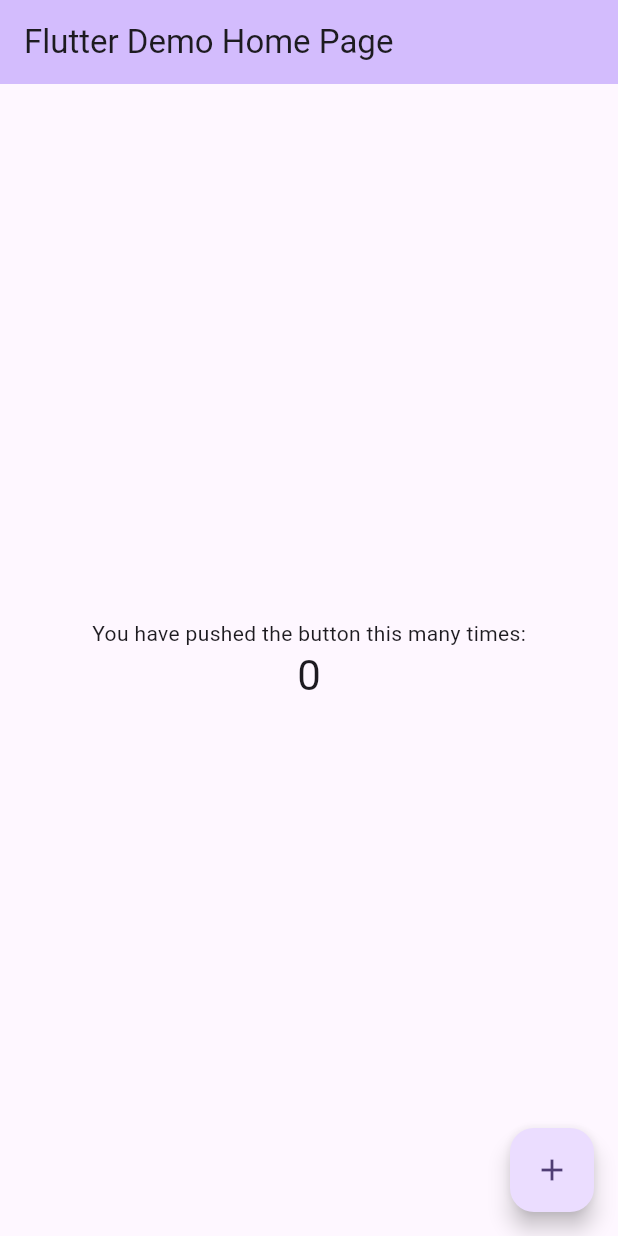
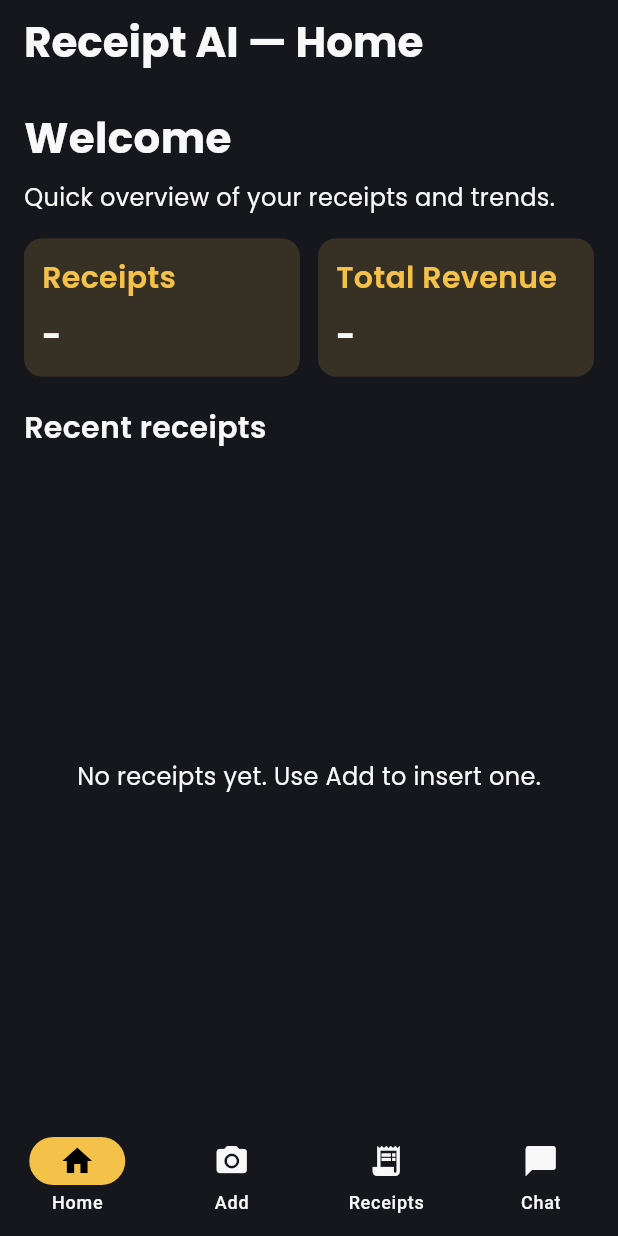
Before and after one commit to pedrotura/ReceiptApp, a Flutter app: the screen it shows after launch, on a phone screen of 412 x 824 dp. Run offline on Flutter 3.47's test engine with Material 3 defaults, Android fonts, the phone set to English and light mode, and no system bars; our stand-ins replace google_fonts.

Commit message:
Construindo layout básico do app

```diff
--- /dev/null
+++ b/lib/common/utils.dart
@@ -0,0 +1,75 @@
+import 'package:flutter/material.dart';
+import 'package:google_fonts/google_fonts.dart';
+
+// App color scheme
+const brandYellowColor = Color(0xFFF5C249);
+const brandDarkColor = Color(0xFF16171D);
+const baseWhiteColor = Color(0xFFF8F8F8);
+const baseGrayColor = Color(0xFFA7AEBF);
+const baseBlackColor = Color(0xFF21242D);
+
+// Text styles
+final titleStyle = GoogleFonts.poppins(
+  color: baseWhiteColor,
+  fontSize: 28.0,
+  fontWeight: FontWeight.bold,
+);
+
+final subtitleStyle = GoogleFonts.poppins(
+  color: baseWhiteColor,
+  fontSize: 20.0,
+  fontWeight: FontWeight.w600,
+);
+
+final bodyStyle = GoogleFonts.poppins(
+  color: baseWhiteColor,
+  fontSize: 16.0,
+  fontWeight: FontWeight.normal,
+);
+
+final buttonStyle = GoogleFonts.poppins(
+  color: brandDarkColor,
+  fontSize: 16.0,
+  fontWeight: FontWeight.bold,
+);
+
+// App dark theme
+final darkTheme = ThemeData(
+  brightness: Brightness.dark,
+  scaffoldBackgroundColor: brandDarkColor,
+  colorScheme: ColorScheme.dark(
+    primary: brandYellowColor,
+    secondary: baseGrayColor,
+    surface: baseBlackColor,
+    onPrimary: brandDarkColor,
+    onSurface: baseWhiteColor,
+  ),
+  textTheme: TextTheme(
+    displayLarge: titleStyle,
+    headlineMedium: subtitleStyle,
+    bodyMedium: bodyStyle,
+    labelLarge: buttonStyle,
+  ),
+  appBarTheme: AppBarTheme(
+    backgroundColor: brandDarkColor,
+    foregroundColor: baseWhiteColor,
+    titleTextStyle: titleStyle,
+    iconTheme: const IconThemeData(color: baseWhiteColor),
+  ),
+  elevatedButtonTheme: ElevatedButtonThemeData(
+    style: ElevatedButton.styleFrom(
+      backgroundColor: brandYellowColor,
+      foregroundColor: brandDarkColor,
+      textStyle: buttonStyle,
+      shape: RoundedRectangleBorder(borderRadius: BorderRadius.circular(12)),
+    ),
+  ),
+  inputDecorationTheme: InputDecorationTheme(
+    filled: true,
+    fillColor: baseBlackColor,
+    border: OutlineInputBorder(borderRadius: BorderRadius.circular(10)),
+    hintStyle: bodyStyle.copyWith(color: baseGrayColor),
+    labelStyle: bodyStyle,
+  ),
+  iconTheme: const IconThemeData(color: brandYellowColor),
+);
--- a/lib/main.dart
+++ b/lib/main.dart
@@ -1,4 +1,9 @@
 import 'package:flutter/material.dart';
+import 'common/utils.dart';
+import 'pages/home_page.dart';
+import 'pages/add_receipt_page.dart';
+import 'pages/receipts_page.dart';
+import 'pages/chatbot_page.dart';
 
 void main() {
   runApp(const MyApp());
@@ -7,116 +12,52 @@ void main() {
 class MyApp extends StatelessWidget {
   const MyApp({super.key});
 
-  // This widget is the root of your application.
   @override
   Widget build(BuildContext context) {
     return MaterialApp(
-      title: 'Flutter Demo',
-      theme: ThemeData(
-        // This is the theme of your application.
-        //
-        // TRY THIS: Try running your application with "flutter run". You'll see
-        // the application has a purple toolbar. Then, without quitting the app,
-        // try changing the seedColor in the colorScheme below to Colors.green
-        // and then invoke "hot reload" (save your changes or press the "hot
-        // reload" button in a Flutter-supported IDE, or press "r" if you used
-        // the command line to start the app).
-        //
-        // Notice that the counter didn't reset back to zero; the application
-        // state is not lost during the reload. To reset the state, use hot
-        // restart instead.
-        //
-        // This works for code too, not just values: Most code changes can be
-        // tested with just a hot reload.
-        colorScheme: ColorScheme.fromSeed(seedColor: Colors.deepPurple),
-      ),
-      home: const MyHomePage(title: 'Flutter Demo Home Page'),
+      title: 'Receipt AI',
+      theme: darkTheme,
+      home: const ReceiptAppRoot(),
+      debugShowCheckedModeBanner: false,
     );
   }
 }
 
-class MyHomePage extends StatefulWidget {
-  const MyHomePage({super.key, required this.title});
-
-  // This widget is the home page of your application. It is stateful, meaning
-  // that it has a State object (defined below) that contains fields that affect
-  // how it looks.
-
-  // This class is the configuration for the state. It holds the values (in this
-  // case the title) provided by the parent (in this case the App widget) and
-  // used by the build method of the State. Fields in a Widget subclass are
-  // always marked "final".
-
-  final String title;
+class ReceiptAppRoot extends StatefulWidget {
+  const ReceiptAppRoot({super.key});
 
   @override
-  State<MyHomePage> createState() => _MyHomePageState();
+  State<ReceiptAppRoot> createState() => _ReceiptAppRootState();
 }
 
-class _MyHomePageState extends State<MyHomePage> {
-  int _counter = 0;
+class _ReceiptAppRootState extends State<ReceiptAppRoot> {
+  int _selectedIndex = 0;
 
-  void _incrementCounter() {
-    setState(() {
-      // This call to setState tells the Flutter framework that something has
-      // changed in this State, which causes it to rerun the build method below
-      // so that the display can reflect the updated values. If we changed
-      // _counter without calling setState(), then the build method would not be
-      // called again, and so nothing would appear to happen.
-      _counter++;
-    });
-  }
+  void _onTabSelected(int index) => setState(() => _selectedIndex = index);
 
   @override
   Widget build(BuildContext context) {
-    // This method is rerun every time setState is called, for instance as done
-    // by the _incrementCounter method above.
-    //
-    // The Flutter framework has been optimized to make rerunning build methods
-    // fast, so that you can just rebuild anything that needs updating rather
-    // than having to individually change instances of widgets.
+    final pages = <Widget>[
+      const HomePage(),
+      const AddReceiptPage(),
+      const ReceiptsPage(),
+      const ChatbotPage(),
+    ];
+
     return Scaffold(
-      appBar: AppBar(
-        // TRY THIS: Try changing the color here to a specific color (to
-        // Colors.amber, perhaps?) and trigger a hot reload to see the AppBar
-        // change color while the other colors stay the same.
-        backgroundColor: Theme.of(context).colorScheme.inversePrimary,
-        // Here we take the value from the MyHomePage object that was created by
-        // the App.build method, and use it to set our appbar title.
-        title: Text(widget.title),
+      body: SafeArea(child: pages[_selectedIndex]),
+      bottomNavigationBar: NavigationBar(
+        backgroundColor: brandDarkColor,
+        indicatorColor: brandYellowColor,
+        selectedIndex: _selectedIndex,
+        onDestinationSelected: _onTabSelected,
+        destinations: const [
+          NavigationDestination(icon: Icon(Icons.home), label: 'Home'),
+          NavigationDestination(icon: Icon(Icons.camera_alt), label: 'Add'),
+          NavigationDestination(icon: Icon(Icons.receipt_long), label: 'Receipts'),
+          NavigationDestination(icon: Icon(Icons.chat_bubble), label: 'Chat'),
+        ],
       ),
-      body: Center(
-        // Center is a layout widget. It takes a single child and positions it
-        // in the middle of the parent.
-        child: Column(
-          // Column is also a layout widget. It takes a list of children and
-          // arranges them vertically. By default, it sizes itself to fit its
-          // children horizontally, and tries to be as tall as its parent.
-          //
-          // Column has various properties to control how it sizes itself and
-          // how it positions its children. Here we use mainAxisAlignment to
-          // center the children vertically; the main axis here is the vertical
-          // axis because Columns are vertical (the cross axis would be
-          // horizontal).
-          //
-          // TRY THIS: Invoke "debug painting" (choose the "Toggle Debug Paint"
-          // action in the IDE, or press "p" in the console), to see the
-          // wireframe for each widget.
-          mainAxisAlignment: MainAxisAlignment.center,
-          children: <Widget>[
-            const Text('You have pushed the button this many times:'),
-            Text(
-              '$_counter',
-              style: Theme.of(context).textTheme.headlineMedium,
-            ),
-          ],
-        ),
-      ),
-      floatingActionButton: FloatingActionButton(
-        onPressed: _incrementCounter,
-        tooltip: 'Increment',
-        child: const Icon(Icons.add),
-      ), // This trailing comma makes auto-formatting nicer for build methods.
     );
   }
 }
--- /dev/null
+++ b/lib/pages/home_page.dart
@@ -0,0 +1,73 @@
+import 'package:flutter/material.dart';
+import '../common/utils.dart';
+
+class HomePage extends StatelessWidget {
+  const HomePage({super.key});
+
+  @override
+  Widget build(BuildContext context) {
+    return Scaffold(
+      appBar: AppBar(title: Text('Receipt AI — Home', style: titleStyle)),
+      body: Padding(
+        padding: const EdgeInsets.all(16.0),
+        child: Column(
+          crossAxisAlignment: CrossAxisAlignment.start,
+          children: [
+            Text('Welcome', style: titleStyle),
+            const SizedBox(height: 8),
+            Text('Quick overview of your receipts and trends.', style: bodyStyle),
+            const SizedBox(height: 16),
+            Row(
+              children: const [
+                Expanded(
+                  child: _StatCard(
+                    title: 'Receipts',
+                    value: '-',
+                    color: brandYellowColor,
+                  ),
+                ),
+                SizedBox(width: 12),
+                Expanded(
+                  child: _StatCard(
+                    title: 'Total Revenue',
+                    value: '-',
+                    color: brandYellowColor,
+                  ),
+                ),
+              ],
+            ),
+            const SizedBox(height: 20),
+            Text('Recent receipts', style: subtitleStyle),
+            const SizedBox(height: 8),
+            Expanded(
+              child: Center(child: Text('No receipts yet. Use Add to insert one.', style: bodyStyle)),
+            ),
+          ],
+        ),
+      ),
+    );
+  }
+}
+
+class _StatCard extends StatelessWidget {
+  final String title;
+  final String value;
+  final Color color;
+  const _StatCard({Key? key, required this.title, required this.value, required this.color}) : super(key: key);
+
+  @override
+  Widget build(BuildContext context) {
+    return Container(
+      padding: const EdgeInsets.all(12),
+      decoration: BoxDecoration(color: color.withOpacity(0.15), borderRadius: BorderRadius.circular(12)),
+      child: Column(
+        crossAxisAlignment: CrossAxisAlignment.start,
+        children: [
+          Text(title, style: subtitleStyle.copyWith(color: brandYellowColor)),
+          const SizedBox(height: 8),
+          Text(value, style: titleStyle.copyWith(fontSize: 22, color: baseWhiteColor)),
+        ],
+      ),
+    );
+  }
+}
--- a/pubspec.yaml
+++ b/pubspec.yaml
@@ -30,6 +30,7 @@ environment:
 dependencies:
   flutter:
     sdk: flutter
+  google_fonts: ^6.3.2
 
   # The following adds the Cupertino Icons font to your application.
   # Use with the CupertinoIcons class for iOS style icons.
```
Also changed, not shown: lib/pages/add_receipt_page.dart (added, +37 -0 lines), lib/pages/chatbot_page.dart (added, +37 -0 lines), lib/pages/receipts_page.dart (added, +31 -0 lines), pubspec.lock, 1 other file.
